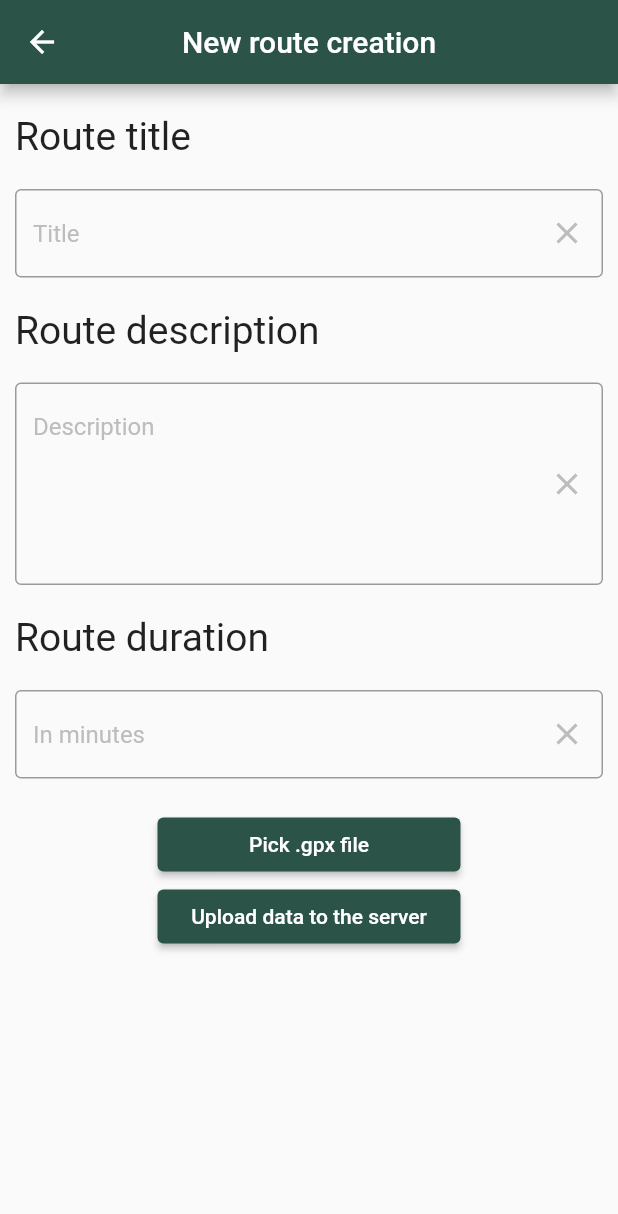
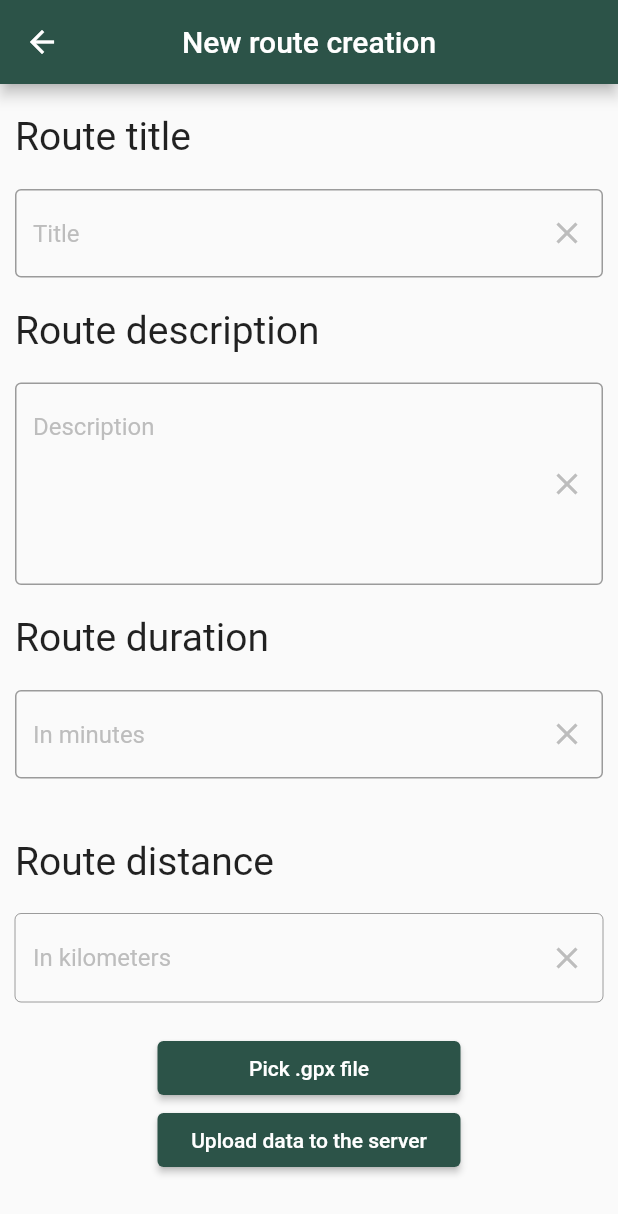
Before and after one commit to nikzor/taurist, a Flutter app: the NewRouteScreen screen opened by its route, after a tap on "Pick .gpx file", on a phone screen of 412 x 824 dp. Shown: the top 1214 px of the screen. Run offline on Flutter 3.47's test engine with Material 2 defaults, Android fonts, the phone set to English and light mode, and no system bars; our stand-ins replace cloud_firestore, email_validator, file_picker, firebase_auth, firebase_core, firebase_crashlytics and 6 more; missing offline and left inert: gpx; accounts and stored records are empty.

Commit message:
Added distance display feature and separate file for gpx file handling

```diff
--- a/lib/screens/newRouteScreen/main_screen.dart
+++ b/lib/screens/newRouteScreen/main_screen.dart
@@ -5,6 +5,7 @@ import 'package:taurist/controllers/routes_controller.dart';
 import 'package:flutter/material.dart';
 import 'package:file_picker/file_picker.dart';
 import 'package:taurist/data/route_model.dart';
+import 'package:taurist/helpers/gpx_file_handler.dart';
 import 'package:uuid/uuid.dart';
 
 class NewRouteScreen extends StatefulWidget {
@@ -19,23 +20,28 @@ class _NewRouteScreenState extends State<NewRouteScreen> {
   final titleController = TextEditingController();
   final descriptionController = TextEditingController();
   final durationController = TextEditingController();
+  final distanceController = TextEditingController();
   final uuid = const Uuid();
-  File? uploadFile;
+  File? storedGpxFile;
 
-  void addXmlFile() async {
+  Future<String?> addGpxFile() async {
     FilePickerResult? result = await FilePicker.platform.pickFiles();
 
     if (result != null) {
-      uploadFile = File(result.files.first.path!);
+      storedGpxFile = File(result.files.first.path!);
+      return await storedGpxFile!.readAsString();
     }
+    return null;
   }
 
-  @override
-  void dispose() {
-    titleController.dispose();
-    descriptionController.dispose();
-    super.dispose();
-  }
+  // @override
+  // void dispose() {
+  //   titleController.dispose();
+  //   descriptionController.dispose();
+  //   descriptionController.dispose();
+  //   durationController.dispose();
+  //   super.dispose();
+  // }
 
   @override
   Widget build(BuildContext context) {
@@ -132,7 +138,8 @@ class _NewRouteScreenState extends State<NewRouteScreen> {
                 ),
               ),
               Container(
-                margin: const EdgeInsets.only(top: 20, left: 10, right: 10, bottom: 20),
+                margin: const EdgeInsets.only(
+                    top: 20, left: 10, right: 10, bottom: 20),
                 width: Get.width,
                 child: TextField(
                   controller: durationController,
@@ -145,7 +152,7 @@ class _NewRouteScreenState extends State<NewRouteScreen> {
                         color: Color.fromRGBO(189, 189, 189, 1), fontSize: 16),
                     border: const OutlineInputBorder(
                         borderSide:
-                        BorderSide(color: Color.fromRGBO(44, 83, 72, 1))),
+                            BorderSide(color: Color.fromRGBO(44, 83, 72, 1))),
                     suffixIcon: IconButton(
                       onPressed: durationController.clear,
                       icon: const Icon(
@@ -156,24 +163,72 @@ class _NewRouteScreenState extends State<NewRouteScreen> {
                   ),
                 ),
               ),
+              Container(
+                padding: const EdgeInsets.only(top: 20, left: 10),
+                width: Get.width,
+                child: const Text(
+                  "Route distance",
+                  style: TextStyle(
+                    fontSize: 26.0,
+                  ),
+                  textAlign: TextAlign.start,
+                ),
+              ),
+              Container(
+                margin: const EdgeInsets.only(
+                    top: 20, left: 10, right: 10, bottom: 20),
+                width: Get.width,
+                child: TextField(
+                  controller: distanceController,
+                  enabled: false,
+                  textInputAction: TextInputAction.next,
+                  minLines: 1,
+                  maxLines: 1,
+                  decoration: InputDecoration(
+                    hintText: "In kilometers",
+                    hintStyle: const TextStyle(
+                        color: Color.fromRGBO(189, 189, 189, 1), fontSize: 16),
+                    border: const OutlineInputBorder(
+                        borderSide:
+                            BorderSide(color: Color.fromRGBO(44, 83, 72, 1))),
+                    suffixIcon: IconButton(
+                      onPressed: distanceController.clear,
+                      icon: const Icon(
+                        Icons.clear,
+                        color: Color.fromRGBO(189, 189, 189, 1),
+                      ),
+                    ),
+                  ),
+                ),
+              ),
               ElevatedButton(
-                onPressed: addXmlFile,
+                onPressed: () {
+                  addGpxFile().then(
+                      (value) => {distanceController.text = overallDistance(value!).toString()});
+                },
                 style: ElevatedButton.styleFrom(
                   primary: const Color.fromRGBO(44, 83, 72, 1),
                   onPrimary: Colors.white,
                 ),
-                child: const SizedBox(width: 170,child: Center(child: Text("Pick .gpx file"),),),
+                child: const SizedBox(
+                  width: 170,
+                  child: Center(
+                    child: Text("Pick .gpx file"),
+                  ),
+                ),
               ),
               ElevatedButton(
                 onPressed: () async {
-                  String? uploadFileId = await routesController.addXml(uploadFile);
+                  Get.back();
+                  String? uploadFileId =
+                      await routesController.addXml(storedGpxFile);
                   routesController.addOrUpdate(
                     RouteModel(
                         uuid.v4(),
                         FirebaseAuth.instance.currentUser!.uid,
                         titleController.text,
                         descriptionController.text,
-                        0.0,
+                        double.parse(distanceController.text),
                         durationController.text.trim().isNotEmpty
                             ? int.parse(durationController.text.trim())
                             : 0,
@@ -185,7 +240,12 @@ class _NewRouteScreenState extends State<NewRouteScreen> {
                   primary: const Color.fromRGBO(44, 83, 72, 1),
                   onPrimary: Colors.white,
                 ),
-                child: const SizedBox(width: 170,child: Center(child: Text("Upload data to the server"),),),
+                child: const SizedBox(
+                  width: 170,
+                  child: Center(
+                    child: Text("Upload data to the server"),
+                  ),
+                ),
               )
             ],
           ),
```
Also changed, not shown: lib/helpers/gpx_file_handler.dart (added, +80 -0 lines), lib/sharedWidgets/model_desc_card.dart (+5 -61 lines).
